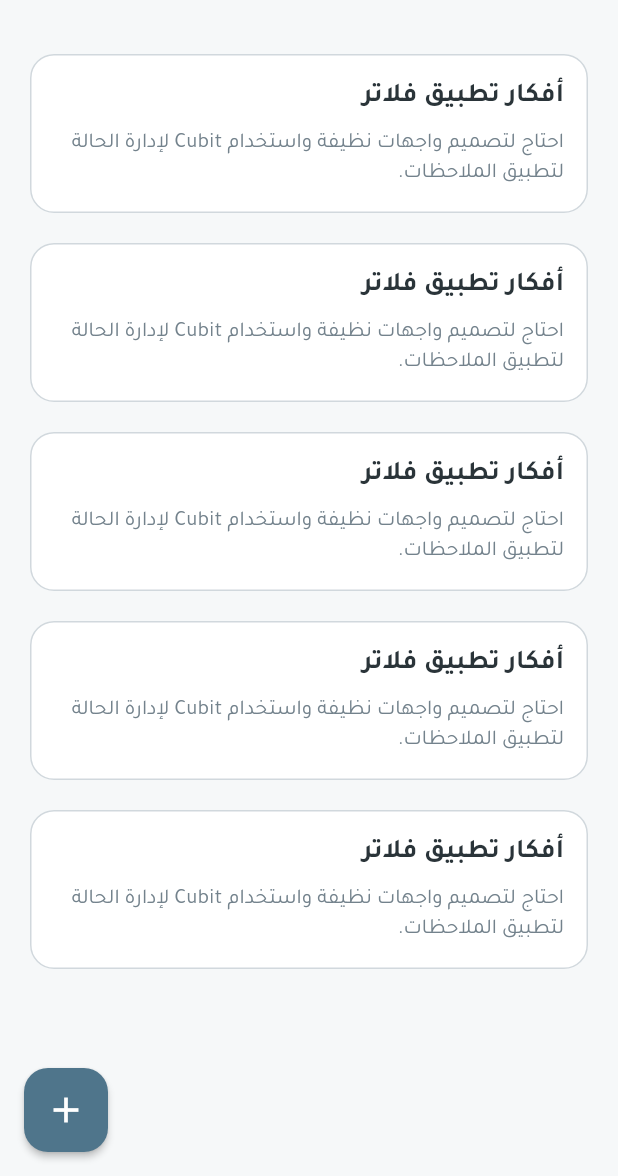
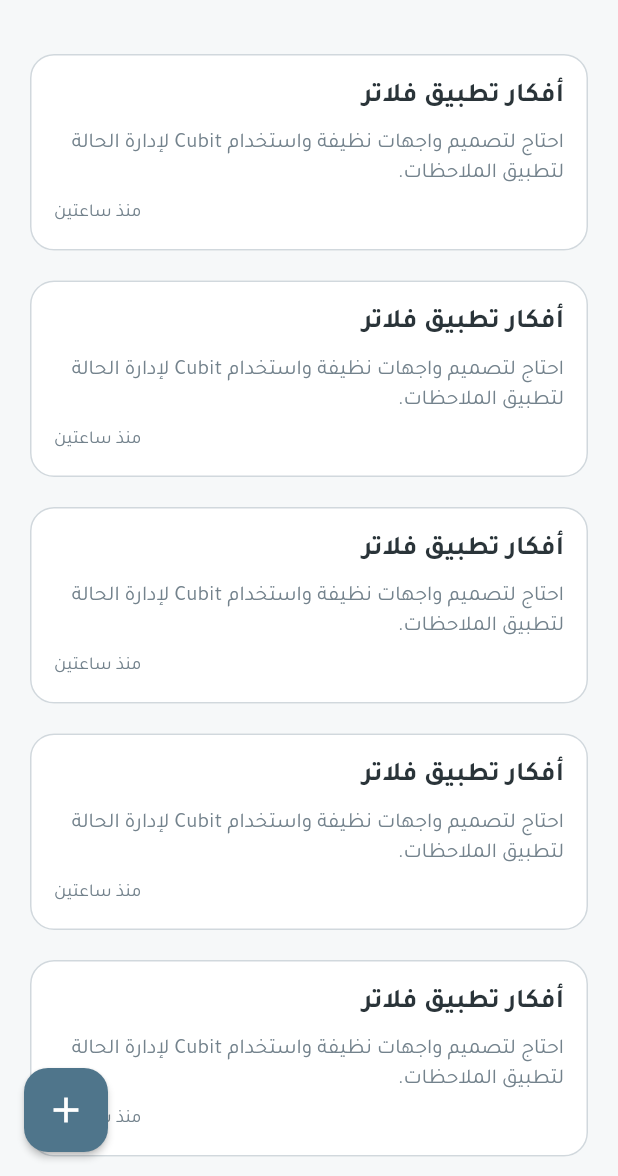
Before and after one commit to ibrahimmaliraqi/note-flow, a Flutter app: the HomeView screen opened by its route, on a phone screen of 412 x 824 dp, the part 60-1236 px from its top. Run offline on Flutter 3.47's test engine with Material 3 defaults, Android fonts, the phone set to English and light mode, and no system bars; our stand-ins replace bloc, cloud_firestore, dartz, firebase_auth, firebase_core, flutter_bloc and 4 more; accounts and stored records are empty.

Commit message:
refactor note card

```diff
--- a/lib/features/home/presentation/widgets/note_cart.dart
+++ b/lib/features/home/presentation/widgets/note_cart.dart
@@ -1,4 +1,5 @@
 import 'package:flutter/material.dart';
+import 'package:gap/gap.dart';
 import 'package:noteflow/core/theme/app_colors.dart';
 import 'package:noteflow/core/widgets/custom_text.dart';
 
@@ -38,6 +39,15 @@ class NoteCard extends StatelessWidget {
                 color: AppColors.textSecondary,
                 maxLines: 2, // عرض سطرين فقط من المحتوى
               ),
+              const Gap(8),
+              Align(
+                alignment: Alignment.bottomLeft,
+                child: CustomText(
+                  text: "منذ ساعتين",
+                  fontSize: 12,
+                  color: AppColors.textSecondary,
+                ),
+              ),
             ],
           ),
         ),
--- a/pubspec.yaml
+++ b/pubspec.yaml
@@ -47,6 +47,7 @@ dependencies:
   get_it: ^9.2.1
   cloud_firestore: ^6.9.0
   shared_preferences: ^2.5.5
+  timeago: ^3.7.1
 
 dev_dependencies:
   flutter_test:
```
Also changed, not shown: pubspec.lock.
